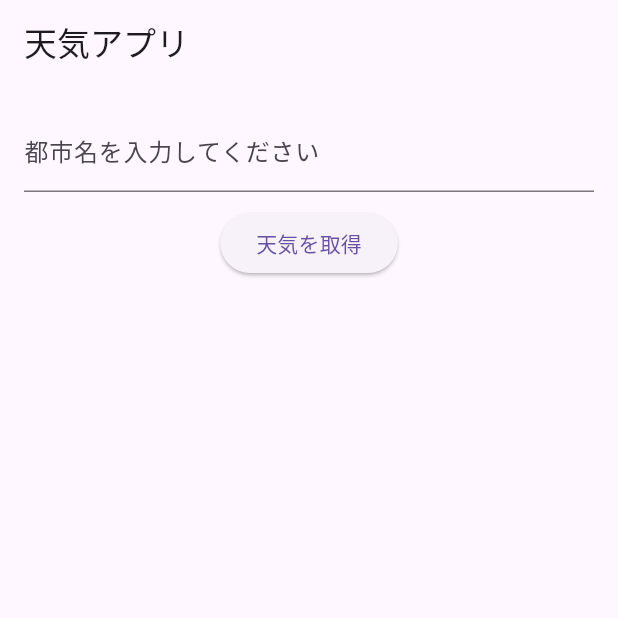
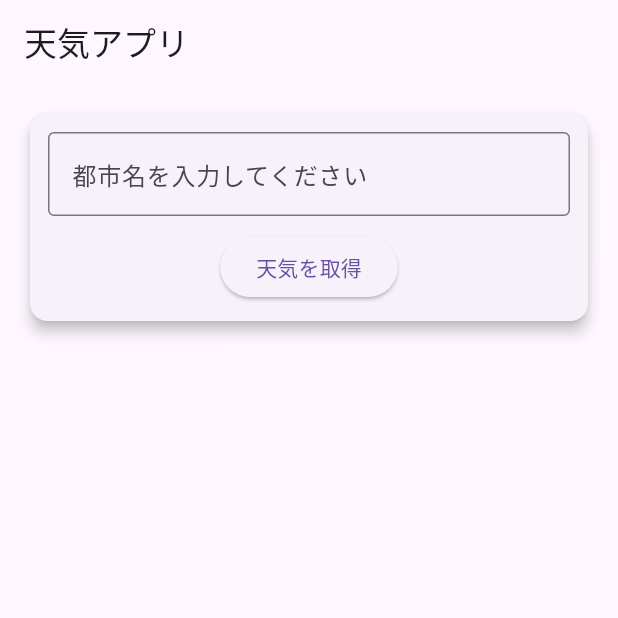
Before and after one commit to SatouKeigo/flutterMock, a Flutter app: the screen it shows after launch, on a phone screen of 412 x 824 dp, the top half of it. Run offline on Flutter 3.47's test engine with Material 3 defaults, Android fonts, the phone set to English and light mode, and no system bars.

Commit message:
UIを変えて動くようにした

```diff
--- a/lib/main.dart
+++ b/lib/main.dart
@@ -26,13 +26,19 @@ class _WeatherHomePageState extends State<WeatherHomePage> {
   final TextEditingController _controller = TextEditingController();
   String? _temperature;
   String? _description;
+  String? _iconCode;
   String? _error;
+  bool _isLoading = false;
 
   Future<void> fetchWeather(String city) async {
-    final apiKey =
-        '5c0eb5159153499d04404e4d370b33fd'; // ← OpenWeatherMapのAPIキーを入れてね
+    final apiKey = '5c0eb5159153499d04404e4d370b33fd';
     final url =
         'https://api.openweathermap.org/data/2.5/weather?q=$city&appid=$apiKey&units=metric&lang=ja';
+
+    setState(() {
+      _isLoading = true;
+      _error = null;
+    });
 
     try {
       final response = await http.get(Uri.parse(url));
@@ -41,6 +47,7 @@ class _WeatherHomePageState extends State<WeatherHomePage> {
         setState(() {
           _temperature = '${data['main']['temp']}℃';
           _description = data['weather'][0]['description'];
+          _iconCode = data['weather'][0]['icon'];
           _error = null;
         });
       } else {
@@ -48,6 +55,7 @@ class _WeatherHomePageState extends State<WeatherHomePage> {
           _error = '天気情報を取得できませんでした（${response.statusCode}）';
           _temperature = null;
           _description = null;
+          _iconCode = null;
         });
       }
     } catch (e) {
@@ -55,6 +63,11 @@ class _WeatherHomePageState extends State<WeatherHomePage> {
         _error = '通信エラーが発生しました';
         _temperature = null;
         _description = null;
+        _iconCode = null;
+      });
+    } finally {
+      setState(() {
+        _isLoading = false;
       });
     }
   }
@@ -67,24 +80,64 @@ class _WeatherHomePageState extends State<WeatherHomePage> {
         padding: const EdgeInsets.all(16.0),
         child: Column(
           children: [
+            Card(
+              elevation: 4,
+              child: Padding(
+                padding: const EdgeInsets.all(12.0),
+                child: Column(
+                  children: [
                     TextField(
                       controller: _controller,
-              decoration: InputDecoration(labelText: '都市名を入力してください'),
+                      decoration: InputDecoration(
+                        labelText: '都市名を入力してください',
+                        border: OutlineInputBorder(),
+                      ),
                     ),
                     SizedBox(height: 10),
                     ElevatedButton(
                       onPressed: () => fetchWeather(_controller.text),
                       child: Text('天気を取得'),
                     ),
+                  ],
+                ),
+              ),
+            ),
             SizedBox(height: 20),
-            if (_temperature != null && _description != null) ...[
-              Text('気温：$_temperature', style: TextStyle(fontSize: 20)),
-              Text('天気：$_description', style: TextStyle(fontSize: 20)),
+            if (_isLoading) CircularProgressIndicator(),
+            if (_temperature != null && _description != null && !_isLoading)
+              Card(
+                elevation: 4,
+                child: Padding(
+                  padding: const EdgeInsets.all(16.0),
+                  child: Column(
+                    children: [
+                      if (_iconCode != null)
+                        Image.network(
+                          'https://openweathermap.org/img/wn/$_iconCode@2x.png',
+                          width: 100,
+                          height: 100,
+                        ),
+                      Text(
+                        '気温：$_temperature',
+                        style: TextStyle(
+                            fontSize: 22, fontWeight: FontWeight.bold),
+                      ),
+                      Text(
+                        '天気：$_description',
+                        style: TextStyle(fontSize: 20),
+                      ),
                     ],
-            if (_error != null) ...[
-              SizedBox(height: 20),
-              Text(_error!, style: TextStyle(color: Colors.red)),
-            ],
+                  ),
+                ),
+              ),
+            if (_error != null)
+              Padding(
+                padding: const EdgeInsets.all(8.0),
+                child: Text(
+                  _error!,
+                  style: TextStyle(color: Colors.red),
+                ),
+              ),
           ],
         ),
       ),
```
Lines whose indentation alone changed are shown as unchanged.
